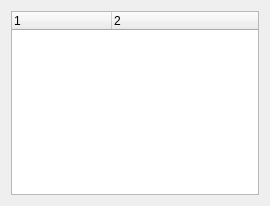
Before: the Qt Designer form src/Hardware/hardwareinfoviewer.ui in somabuggy2020/soma_move_driver, drawn with Qt 5.
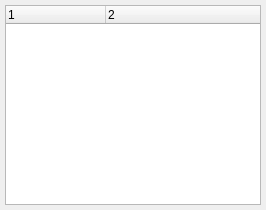
After: the same form once the commit is applied.

Diff of the .ui file:
```diff
--- a/src/Hardware/hardwareinfoviewer.ui
+++ b/src/Hardware/hardwareinfoviewer.ui
@@ -6,16 +6,37 @@
    <rect>
     <x>0</x>
     <y>0</y>
-    <width>270</width>
-    <height>206</height>
+    <width>266</width>
+    <height>210</height>
    </rect>
   </property>
   <property name="windowTitle">
    <string>Hardware Information</string>
   </property>
   <layout class="QVBoxLayout" name="verticalLayout">
+   <property name="spacing">
+    <number>5</number>
+   </property>
+   <property name="leftMargin">
+    <number>5</number>
+   </property>
+   <property name="topMargin">
+    <number>5</number>
+   </property>
+   <property name="rightMargin">
+    <number>5</number>
+   </property>
+   <property name="bottomMargin">
+    <number>5</number>
+   </property>
    <item>
     <widget class="QTreeWidget" name="tw">
+     <property name="minimumSize">
+      <size>
+       <width>0</width>
+       <height>200</height>
+      </size>
+     </property>
      <property name="columnCount">
       <number>2</number>
      </property>
```
